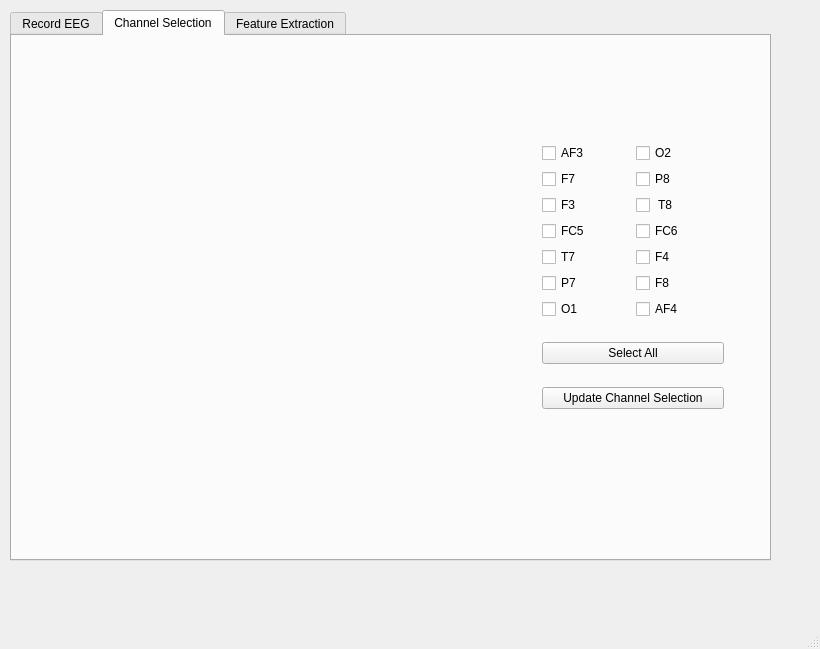
Above: prototype/trial1.ui from SaaamV/professorX before the change. Below: the same form after it.
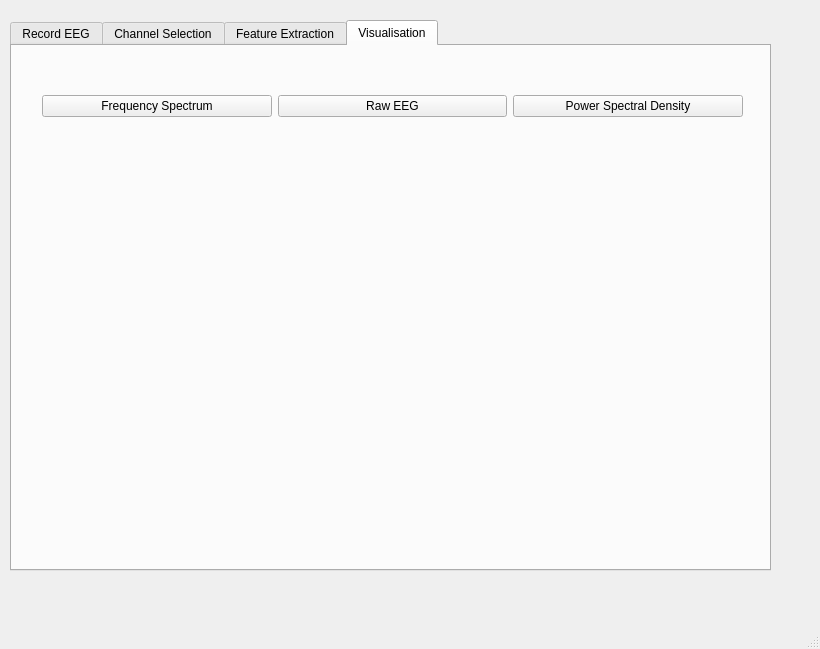
That is the form after the change. Icons and pictures are not drawn.

Commit message: added visualisation tab

Diff of the .ui file:
```diff
--- a/prototype/trial1.ui
+++ b/prototype/trial1.ui
@@ -18,13 +18,13 @@
     <property name="geometry">
      <rect>
       <x>10</x>
-      <y>10</y>
+      <y>20</y>
       <width>761</width>
       <height>551</height>
      </rect>
     </property>
     <property name="currentIndex">
-     <number>1</number>
+     <number>3</number>
     </property>
     <widget class="QWidget" name="tab_5">
      <attribute name="title">
@@ -296,6 +296,44 @@
       </layout>
      </widget>
     </widget>
+    <widget class="QWidget" name="tab_2">
+     <attribute name="title">
+      <string>Visualisation</string>
+     </attribute>
+     <widget class="QWidget" name="">
+      <property name="geometry">
+       <rect>
+        <x>30</x>
+        <y>40</y>
+        <width>701</width>
+        <height>41</height>
+       </rect>
+      </property>
+      <layout class="QHBoxLayout" name="horizontalLayout">
+       <item>
+        <widget class="QPushButton" name="pushButton_4">
+         <property name="text">
+          <string>Frequency Spectrum</string>
+         </property>
+        </widget>
+       </item>
+       <item>
+        <widget class="QPushButton" name="pushButton_3">
+         <property name="text">
+          <string>Raw EEG</string>
+         </property>
+        </widget>
+       </item>
+       <item>
+        <widget class="QPushButton" name="pushButton_5">
+         <property name="text">
+          <string>Power Spectral Density</string>
+         </property>
+        </widget>
+       </item>
+      </layout>
+     </widget>
+    </widget>
    </widget>
   </widget>
   <widget class="QMenuBar" name="menubar">
```
The commit also changes 12 other files.
